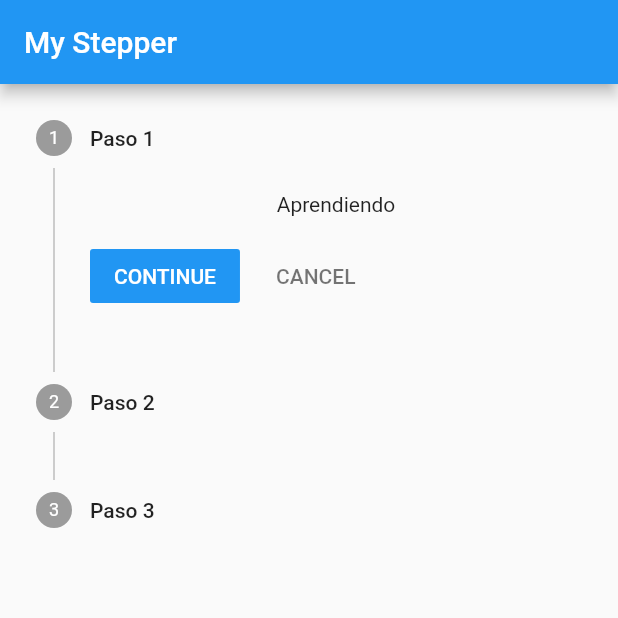
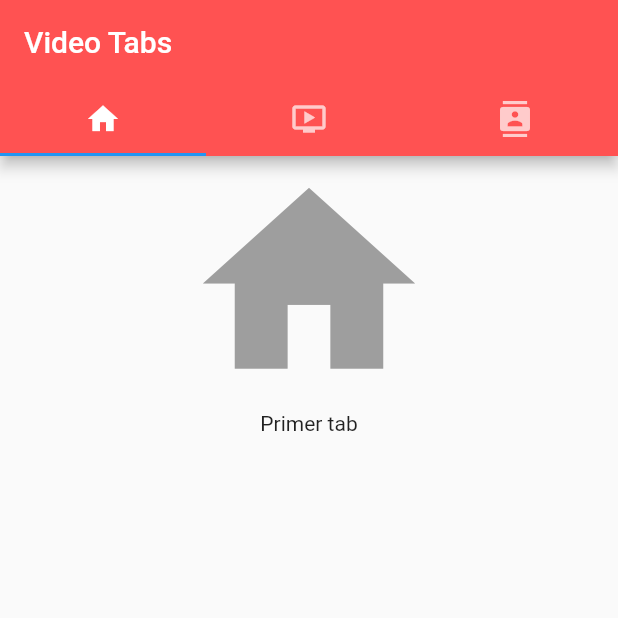
Before and after one commit to jotasie7e/pruebas_def, a Flutter app: the screen it shows after launch, on a phone screen of 412 x 824 dp, the top half of it. Run offline on Flutter 3.47's test engine with Material 2 defaults, Android fonts, the phone set to English and light mode, and no system bars.

Commit message:
Tabs Widget

```diff
--- a/lib/main.dart
+++ b/lib/main.dart
@@ -1,58 +1,57 @@
 import 'package:flutter/material.dart';
+import 'package:fllutter_app/pages/home.dart';
+import 'package:fllutter_app/pages/contact.dart';
+import 'package:fllutter_app/pages/video.dart';
 
-void main(){
+
+void main() {
   runApp(new MaterialApp(
-    home: MyStepper(),
+    home: MyTabs(),
   ));
 }
 
-class MyStepper extends StatefulWidget{
+
+class MyTabs extends StatefulWidget {
   @override
-  _MyStepperState createState() => new _MyStepperState();
+  _MyTabsState createState() => new _MyTabsState();
 }
 
-class _MyStepperState extends State<MyStepper>{
 
-  int _currentStep = 0;
-  List<Step> mySteps = [
-    new Step(title: new Text("Paso 1"), content: new Text("Aprendiendo")),
-    new Step(title: new Text("Paso 2"), content: new Text("Flutter")),
-    new Step(title: new Text("Paso 3"), content: new Text(";)")),
-  ];
-
+class _MyTabsState extends State<MyTabs>  with SingleTickerProviderStateMixin {
+  TabController controller;
+  @override
+  void initState() {
+    // TODO: implement initState
+    super.initState();
+    controller = new TabController(length: 3, vsync: this);
+  }
   @override
   Widget build(BuildContext context) {
     return new Scaffold(
-      appBar: new AppBar(
-        title: new Text("My Stepper"),
-      ),
-      body: new Container(
-        child: new Stepper(
-          currentStep: this._currentStep,
-          steps: mySteps,
-          //type: StepperType.horizontal,
-          onStepContinue: (){
-            setState(() {
-              if(_currentStep < mySteps.length - 1) {
-                _currentStep = _currentStep + 1;
-              }
-              else{
-                _currentStep = 0;
-              }
-            });
-          },
-          onStepCancel: (){
-            setState(() {
-              _currentStep = 0;
-            });
-          },
-          onStepTapped: (step){
-            setState(() {
-              _currentStep = step;
-            });
-          },
+        appBar: new AppBar(
+          title: new Text("Video Tabs"),
+          backgroundColor: Colors.redAccent,
+          bottom: new TabBar(
+            tabs: <Widget>[
+              new Tab(
+                icon: new Icon(Icons.home),
+              ),
+              new Tab(
+                icon: new Icon(Icons.ondemand_video),
+              ),
+              new Tab(
+                icon: new Icon(Icons.contacts),
+              )
+            ],
+            controller: controller,
+          ),
+        ),
+        body: new TabBarView(
+            children: <Widget>[
+              new Home(), new Video(), new Contact()
+            ],
+            controller: controller
         )
-      ),
     );
   }
 }
--- /dev/null
+++ b/lib/pages/home.dart
@@ -0,0 +1,20 @@
+import 'package:flutter/material.dart';
+
+class Home extends StatelessWidget {
+  @override
+  Widget build(BuildContext context) {
+    return new Container(
+      child: new Column(
+        children: <Widget>[
+          new Icon(
+              Icons.home,
+              size: 170.0,
+              color: Colors.grey
+          ),
+          new Text("Primer tab")
+        ],
+      ),
+
+    );
+  }
+}
--- /dev/null
+++ b/lib/pages/video.dart
@@ -0,0 +1,20 @@
+import 'package:flutter/material.dart';
+
+class Video extends StatelessWidget {
+  @override
+  Widget build(BuildContext context) {
+    return new Container(
+      child: new Column(
+        children: <Widget>[
+          new Icon(
+              Icons.ondemand_video,
+              size: 170.0,
+              color: Colors.grey
+          ),
+          new Text("Segundo tab")
+        ],
+      ),
+
+    );
+  }
+}
```
Also changed, not shown: lib/pages/contact.dart (added, +20 -0 lines).
